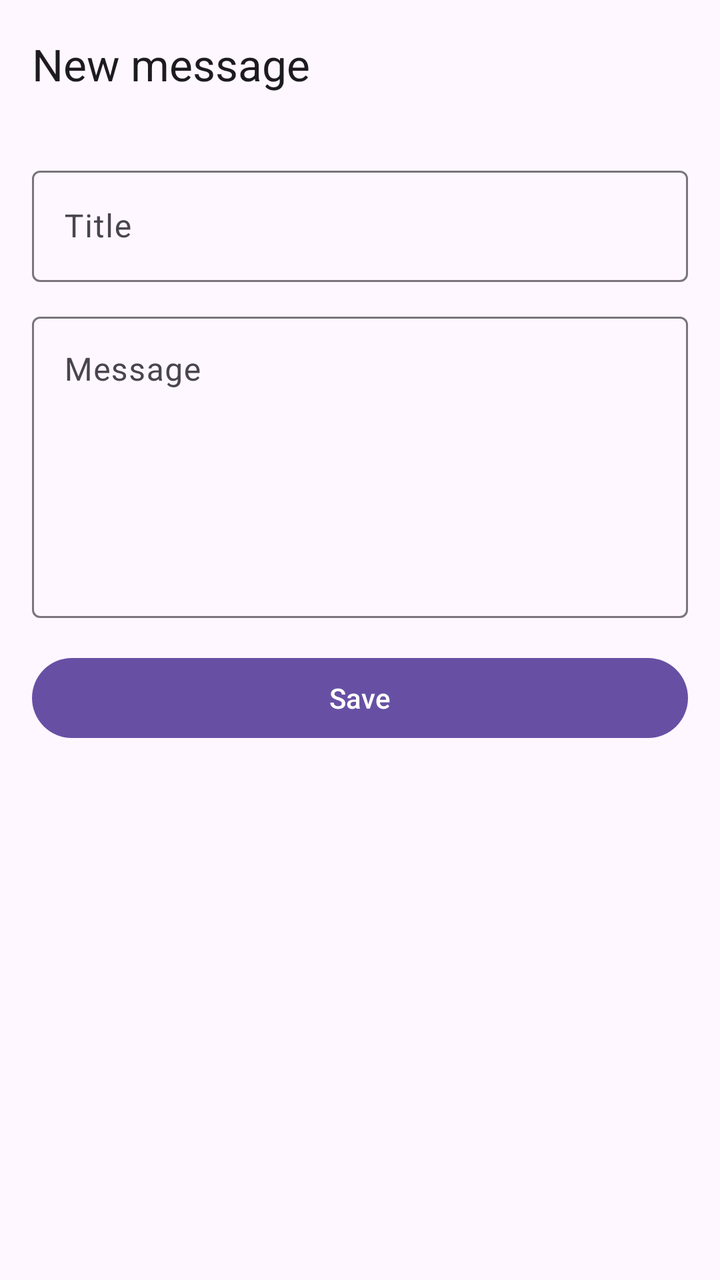
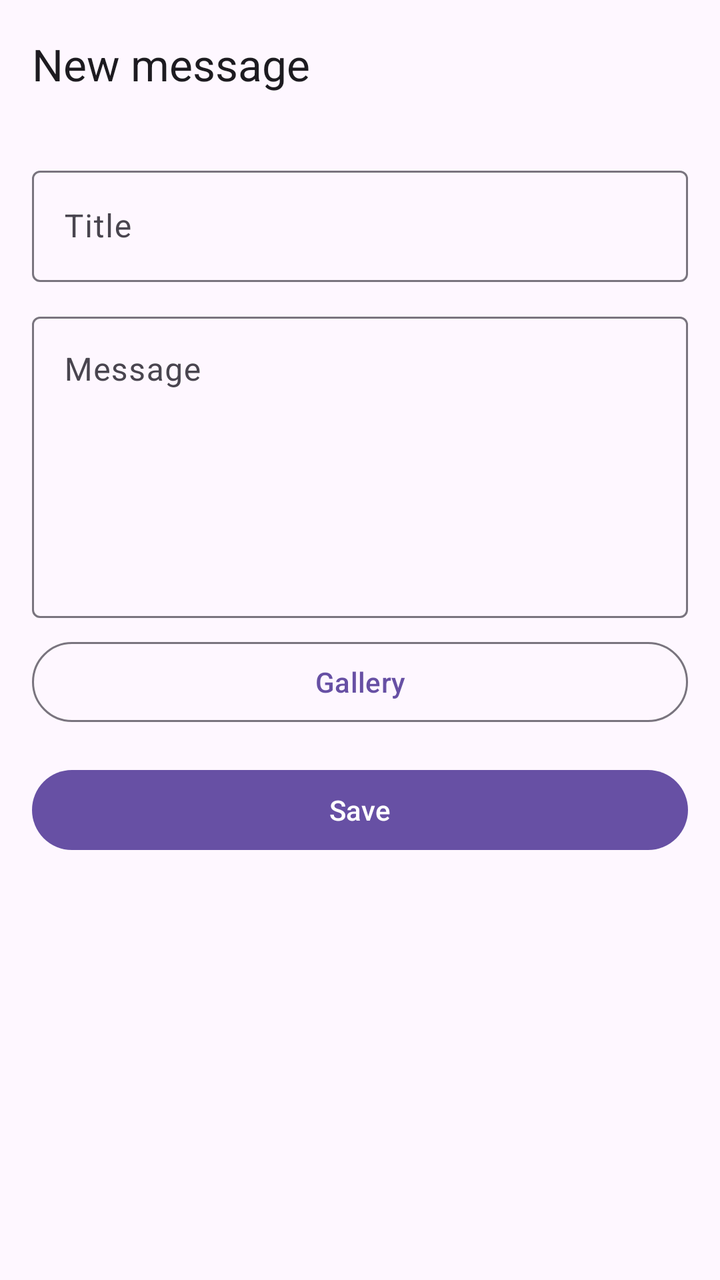

Compare the two renders of this Android layout. The source of the first and the diff that turns it into the second are given below.
<!-- AndroidManifest.xml: application theme Theme.MyBlog -->
<!-- res/layout/activity_edit_message.xml -->
<?xml version="1.0" encoding="utf-8"?>
<LinearLayout xmlns:android="http://schemas.android.com/apk/res/android"
    xmlns:app="http://schemas.android.com/apk/res-auto"
    xmlns:tools="http://schemas.android.com/tools"
    android:id="@+id/main"
    android:layout_width="match_parent"
    android:layout_height="match_parent"
    android:orientation="vertical"
    tools:context=".EditMessageActivity">

    <com.google.android.material.appbar.MaterialToolbar
        android:id="@+id/toolbar"
        android:layout_width="match_parent"
        android:layout_height="?attr/actionBarSize"
        app:title="@string/new_message" />

    <ScrollView
        android:layout_width="match_parent"
        android:layout_height="0dp"
        android:layout_weight="1">

        <LinearLayout
            android:layout_width="match_parent"
            android:layout_height="wrap_content"
            android:orientation="vertical"
            android:padding="16dp">

            <com.google.android.material.textfield.TextInputLayout
                android:id="@+id/layoutTitle"
                style="?attr/textInputOutlinedStyle"
                android:layout_width="match_parent"
                android:layout_height="wrap_content"
                android:hint="@string/title">

                <com.google.android.material.textfield.TextInputEditText
                    android:id="@+id/editTitle"
                    android:layout_width="match_parent"
                    android:layout_height="wrap_content"
                    android:inputType="textCapSentences"
                    android:maxLines="1" />
            </com.google.android.material.textfield.TextInputLayout>

            <com.google.android.material.textfield.TextInputLayout
                android:id="@+id/layoutBody"
                style="?attr/textInputOutlinedStyle"
                android:layout_width="match_parent"
                android:layout_height="wrap_content"
                android:layout_marginTop="12dp"
                android:hint="@string/message">

                <com.google.android.material.textfield.TextInputEditText
                    android:id="@+id/editBody"
                    android:layout_width="match_parent"
                    android:layout_height="wrap_content"
                    android:gravity="top"
                    android:inputType="textMultiLine|textCapSentences"
                    android:minLines="6" />
            </com.google.android.material.textfield.TextInputLayout>

            <com.google.android.material.button.MaterialButton
                android:id="@+id/buttonSave"
                android:layout_width="match_parent"
                android:layout_height="wrap_content"
                android:layout_marginTop="16dp"
                android:text="@string/save" />
        </LinearLayout>
    </ScrollView>
</LinearLayout>
<!-- resources referenced by this layout -->
<resources>
  <string name="message">Message</string>
  <string name="new_message">New message</string>
  <string name="save">Save</string>
  <string name="title">Title</string>
  <style name="Theme.MyBlog" parent="Base.Theme.MyBlog" />
  <style name="Base.Theme.MyBlog" parent="Theme.Material3.DayNight.NoActionBar">
          
          
          
          <item name="windowActionModeOverlay">true</item>
      </style>
</resources>

<!-- the commit's change to res/layout/activity_edit_message.xml (unified diff, before → after) -->
@@ -57,6 +57,42 @@
                     android:minLines="6" />
             </com.google.android.material.textfield.TextInputLayout>
 
+            
+            <ImageView
+                android:id="@+id/imagePreview"
+                android:layout_width="match_parent"
+                android:layout_height="220dp"
+                android:layout_marginTop="12dp"
+                android:adjustViewBounds="true"
+                android:contentDescription="@string/attached_image"
+                android:scaleType="centerCrop"
+                android:visibility="gone" />
+
+            <LinearLayout
+                android:layout_width="match_parent"
+                android:layout_height="wrap_content"
+                android:layout_marginTop="8dp"
+                android:orientation="horizontal">
+
+                <com.google.android.material.button.MaterialButton
+                    android:id="@+id/buttonGallery"
+                    style="?attr/materialButtonOutlinedStyle"
+                    android:layout_width="0dp"
+                    android:layout_height="wrap_content"
+                    android:layout_weight="1"
+                    android:text="@string/gallery" />
+
+                <com.google.android.material.button.MaterialButton
+                    android:id="@+id/buttonRemoveImage"
+                    style="?attr/materialButtonOutlinedStyle"
+                    android:layout_width="0dp"
+                    android:layout_height="wrap_content"
+                    android:layout_marginStart="8dp"
+                    android:layout_weight="1"
+                    android:text="@string/remove_image"
+                    android:visibility="gone" />
+            </LinearLayout>
+
             <com.google.android.material.button.MaterialButton
                 android:id="@+id/buttonSave"
                 android:layout_width="match_parent"
<!-- resource entries referenced after the edit -->
@@ -1,7 +1,10 @@
 <!-- resources referenced by this layout -->
 <resources>
+  <string name="attached_image">Attached image</string>
+  <string name="gallery">Gallery</string>
   <string name="message">Message</string>
   <string name="new_message">New message</string>
+  <string name="remove_image">Remove image</string>
   <string name="save">Save</string>
   <string name="title">Title</string>
   <style name="Theme.MyBlog" parent="Base.Theme.MyBlog" />
